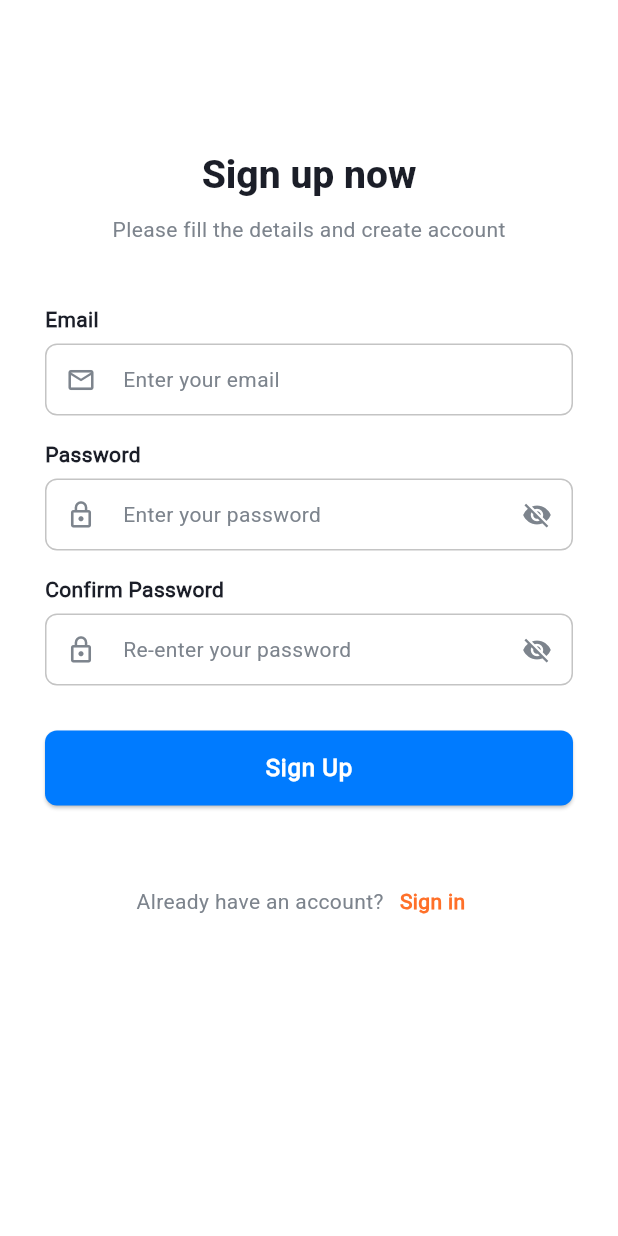
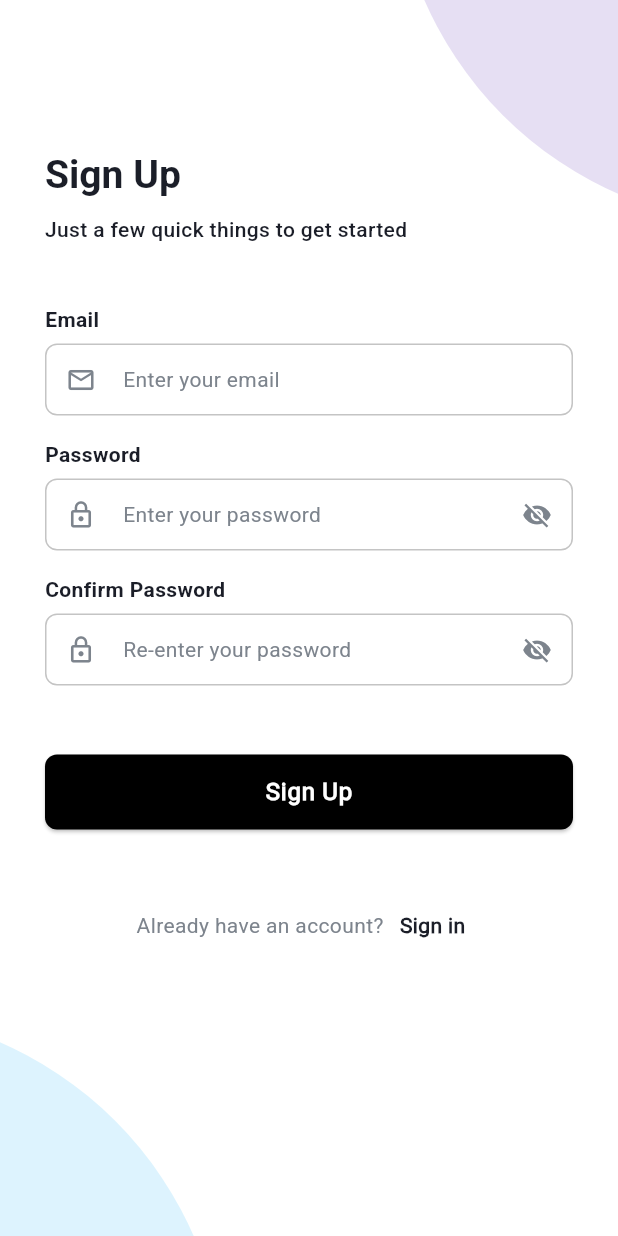
Before and after one commit to YB-TEAM/edu-review-hub, a Flutter app: the screen it shows after launch, after a tap on "Sign In", after a tap on "Sign up", on a phone screen of 412 x 824 dp. Run offline on Flutter 3.47's test engine with Material 3 defaults, Android fonts, the phone set to English and light mode, and no system bars; our stand-ins replace dartz, dio, flutter_bloc, get_it, logger, shared_preferences; network calls fail.

Commit message:
refactor: update button styles and text field properties for improved UI consistency and readability

```diff
--- a/mobile/edu_review_mobile/lib/common/widgets/button/custom_text_button.dart
+++ b/mobile/edu_review_mobile/lib/common/widgets/button/custom_text_button.dart
@@ -25,9 +25,9 @@ class CustomTextButton extends StatelessWidget {
         title,
         style:
             style ??
-            Theme.of(context).textTheme.bodyMedium?.copyWith(
-              color: color ?? AppColors.primaryOrange,
-              fontWeight: fontWeight ?? FontWeight.w900,
+            Theme.of(context).textTheme.bodySmall?.copyWith(
+              color: color ?? AppColors.textBlack,
+              fontWeight: fontWeight ?? FontWeight.w700,
             ),
       ),
     );
--- a/mobile/edu_review_mobile/lib/common/widgets/button/primary_button.dart
+++ b/mobile/edu_review_mobile/lib/common/widgets/button/primary_button.dart
@@ -41,7 +41,7 @@ class PrimaryButton extends StatelessWidget {
     return ElevatedButton(
       onPressed: onPressed,
       style: ElevatedButton.styleFrom(
-        backgroundColor: AppColors.primaryBlue,
+        backgroundColor: AppColors.primaryBlack,
         maximumSize: Size(double.infinity, 50),
         minimumSize: Size(double.infinity, 50),
         shape: RoundedRectangleBorder(borderRadius: BorderRadius.circular(8)),
--- a/mobile/edu_review_mobile/lib/common/widgets/text_field/custom_password_field.dart
+++ b/mobile/edu_review_mobile/lib/common/widgets/text_field/custom_password_field.dart
@@ -61,7 +61,7 @@ class _CustomPasswordFieldState extends State<CustomPasswordField> {
           Text(
             widget.label!,
             style: Theme.of(context).textTheme.bodyMedium?.copyWith(
-              fontWeight: FontWeight.w600,
+              fontFamily: 'Roboto-Bold',
               color: AppColors.textBlack,
             ),
           ),
@@ -92,7 +92,7 @@ class _CustomPasswordFieldState extends State<CustomPasswordField> {
             ),
             focusedBorder: OutlineInputBorder(
               borderSide: const BorderSide(
-                color: AppColors.primaryBlue,
+                color: AppColors.primaryBlack,
                 width: 2.0,
               ),
               borderRadius: BorderRadius.circular(8.0),
--- a/mobile/edu_review_mobile/lib/common/widgets/text_field/custom_text_field.dart
+++ b/mobile/edu_review_mobile/lib/common/widgets/text_field/custom_text_field.dart
@@ -56,7 +56,7 @@ class CustomTextField extends StatelessWidget {
           Text(
             label!,
             style: Theme.of(context).textTheme.bodyMedium?.copyWith(
-              fontWeight: FontWeight.w600,
+              fontFamily: 'Roboto-Bold',
               color: AppColors.textBlack,
             ),
           ),
@@ -89,7 +89,7 @@ class CustomTextField extends StatelessWidget {
             ),
             focusedBorder: OutlineInputBorder(
               borderSide: const BorderSide(
-                color: AppColors.primaryBlue,
+                color: AppColors.primaryBlack,
                 width: 2.0,
               ),
               borderRadius: BorderRadius.circular(8.0),
--- a/mobile/edu_review_mobile/lib/features/auth/data/models/signin_params.dart
+++ b/mobile/edu_review_mobile/lib/features/auth/data/models/signin_params.dart
@@ -16,5 +16,4 @@ class SignInParams {
       'token': token,
     };
   }
-
 }
--- a/mobile/edu_review_mobile/lib/features/auth/presentation/pages/sign_in.page.dart
+++ b/mobile/edu_review_mobile/lib/features/auth/presentation/pages/sign_in.page.dart
@@ -10,6 +10,8 @@ import 'package:edu_review_mobile/features/auth/data/models/signin_params.dart';
 import 'package:edu_review_mobile/features/auth/domain/usecases/sign_in.dart';
 import 'package:edu_review_mobile/service_locator.dart' show sl;
 import 'package:flutter_bloc/flutter_bloc.dart';
+import 'package:edu_review_mobile/features/auth/presentation/pages/sign_up.page.dart';
+import 'package:flutter/animation.dart';
 
 class SignInPage extends StatefulWidget {
   const SignInPage({super.key});
@@ -77,7 +79,25 @@ class _SignInPageState extends State<SignInPage> {
   }
 
   void _handleSignUp() {
-    Navigator.pushNamed(context, RouteConstant.signUp);
+    Navigator.of(context).push(
+      PageRouteBuilder(
+        pageBuilder:
+            (context, animation, secondaryAnimation) => const SignUpPage(),
+        transitionsBuilder: (context, animation, secondaryAnimation, child) {
+          const begin = Offset(1.0, 0.0); // Slide từ phải sang
+          const end = Offset.zero;
+          final tween = Tween(
+            begin: begin,
+            end: end,
+          ).chain(CurveTween(curve: Curves.ease));
+          return SlideTransition(
+            position: animation.drive(tween),
+            child: child,
+          );
+        },
+        transitionDuration: const Duration(milliseconds: 400),
+      ),
+    );
   }
 
   void _handleForgotPassword() {}
@@ -114,36 +134,77 @@ class _SignInPageState extends State<SignInPage> {
           },
           child: Stack(
             children: [
+              // Nền trắng
+              Container(color: Colors.white),
+              // Vệt tím nhạt góc trên phải
+              Positioned(
+                top: -100,
+                right: -100,
+                child: Container(
+                  width: 250,
+                  height: 250,
+                  decoration: BoxDecoration(
+                    color: Color(
+                      0xFFD1C4E9,
+                    ).withOpacity(0.55), // tím lavender nhạt
+                    borderRadius: BorderRadius.only(
+                      topRight: Radius.circular(250),
+                      bottomLeft: Radius.circular(250),
+                    ),
+                  ),
+                ),
+              ),
+              // Vệt xanh nhạt góc dưới trái
+              Positioned(
+                bottom: -100,
+                left: -100,
+                child: Container(
+                  width: 250,
+                  height: 250,
+                  decoration: BoxDecoration(
+                    color: Color(
+                      0xFFB3E5FC,
+                    ).withOpacity(0.45), // xanh blue pastel
+                    borderRadius: BorderRadius.only(
+                      bottomLeft: Radius.circular(250),
+                      topRight: Radius.circular(250),
+                    ),
+                  ),
+                ),
+              ),
               GestureDetector(
                 onTap: _handleTapOutside,
                 child: SingleChildScrollView(
-                  padding: EdgeInsets.fromLTRB(30, 80, 30, 0),
+                  padding: EdgeInsets.fromLTRB(30, 150, 30, 0),
                   child: Column(
                     mainAxisAlignment: MainAxisAlignment.center,
                     children: [
-                      Image.asset(
-                        'assets/images/logo_edureview.png',
-                        width: 140,
-                        height: 140,
-                      ),
-                      const SizedBox(height: 24),
-                      Text(
-                        'Welcome back!',
+                      Align(
+                        alignment: Alignment.centerLeft,
+                        child: Text(
+                          'Sign In',
                           style: Theme.of(
                             context,
                           ).textTheme.headlineLarge?.copyWith(
-                          fontWeight: FontWeight.w700,
+                            fontFamily: 'Roboto-Bold',
                             color: AppColors.textBlack,
                           ),
                           textAlign: TextAlign.center,
                         ),
+                      ),
                       const SizedBox(height: 10),
-                      Text(
-                        'Sign in to continue using the app',
-                        style: Theme.of(context).textTheme.bodyMedium?.copyWith(
-                          color: AppColors.textGrey,
+                      Align(
+                        alignment: Alignment.centerLeft,
+                        child: Text(
+                          "Welcome back you've been missed!",
+                          style: Theme.of(
+                            context,
+                          ).textTheme.bodyMedium?.copyWith(
+                            color: AppColors.textBlack,
+                            fontFamily: 'Roboto-Medium',
                           ),
                           textAlign: TextAlign.center,
+                        ),
                       ),
                       const SizedBox(height: 40),
                       Form(
@@ -166,6 +227,7 @@ class _SignInPageState extends State<SignInPage> {
                               controller: _passwordController,
                               validator: _validatePassword,
                             ),
+                            SizedBox(height: 4),
                             Align(
                               alignment: Alignment.centerRight,
                               child: CustomTextButton(
@@ -173,7 +235,7 @@ class _SignInPageState extends State<SignInPage> {
                                 title: "Forgot Password?",
                               ),
                             ),
-                            SizedBox(height: 16),
+                            SizedBox(height: 30),
                             Builder(
                               builder: (context) {
                                 return PrimaryButton(
@@ -194,6 +256,12 @@ class _SignInPageState extends State<SignInPage> {
                                 CustomTextButton(
                                   onPressed: _handleSignUp,
                                   title: "Sign up",
+                                  style: Theme.of(
+                                    context,
+                                  ).textTheme.bodyMedium?.copyWith(
+                                    color: AppColors.textBlack,
+                                    fontWeight: FontWeight.w700,
+                                  ),
                                 ),
                               ],
                             ),
--- a/mobile/edu_review_mobile/lib/features/auth/presentation/pages/sign_up.page.dart
+++ b/mobile/edu_review_mobile/lib/features/auth/presentation/pages/sign_up.page.dart
@@ -10,6 +10,8 @@ import 'package:edu_review_mobile/features/auth/data/models/signup_params.dart';
 import 'package:edu_review_mobile/features/auth/domain/usecases/sign_up.dart';
 import 'package:edu_review_mobile/service_locator.dart';
 import 'package:flutter_bloc/flutter_bloc.dart';
+import 'dart:ui';
+import 'package:edu_review_mobile/features/auth/presentation/pages/sign_in.page.dart';
 
 class SignUpPage extends StatefulWidget {
   const SignUpPage({super.key});
@@ -101,7 +103,25 @@ class _SignUpPageState extends State<SignUpPage> {
   }
 
   void _handleSignIn() {
-    Navigator.pushNamed(context, RouteConstant.signIn);
+    Navigator.of(context).push(
+      PageRouteBuilder(
+        pageBuilder:
+            (context, animation, secondaryAnimation) => const SignInPage(),
+        transitionsBuilder: (context, animation, secondaryAnimation, child) {
+          const begin = Offset(-1.0, 0.0); // Slide từ trái sang
+          const end = Offset.zero;
+          final tween = Tween(
+            begin: begin,
+            end: end,
+          ).chain(CurveTween(curve: Curves.ease));
+          return SlideTransition(
+            position: animation.drive(tween),
+            child: child,
+          );
+        },
+        transitionDuration: const Duration(milliseconds: 400),
+      ),
+    );
   }
 
   void _handleTapOutside() {
@@ -136,6 +156,40 @@ class _SignUpPageState extends State<SignUpPage> {
           },
           child: Stack(
             children: [
+              // Nền trắng
+              Container(color: Colors.white),
+              // Vệt tím nhạt góc trên phải
+              Positioned(
+                top: -100,
+                right: -100,
+                child: Container(
+                  width: 250,
+                  height: 250,
+                  decoration: BoxDecoration(
+                    color: Color(0xFFD1C4E9).withOpacity(0.55),
+                    borderRadius: BorderRadius.only(
+                      topRight: Radius.circular(250),
+                      bottomLeft: Radius.circular(250),
+                    ),
+                  ),
+                ),
+              ),
+              // Vệt xanh nhạt góc dưới trái
+              Positioned(
+                bottom: -100,
+                left: -100,
+                child: Container(
+                  width: 250,
+                  height: 250,
+                  decoration: BoxDecoration(
+                    color: Color(0xFFB3E5FC).withOpacity(0.45),
+                    borderRadius: BorderRadius.only(
+                      bottomLeft: Radius.circular(250),
+                      topRight: Radius.circular(250),
+                    ),
+                  ),
+                ),
+              ),
               GestureDetector(
                 onTap: _handleTapOutside,
                 child: SingleChildScrollView(
@@ -143,15 +197,31 @@ class _SignUpPageState extends State<SignUpPage> {
                   child: Column(
                     mainAxisAlignment: MainAxisAlignment.center,
                     children: [
-                      Text(
-                        'Sign up now',
-                        style: Theme.of(context).textTheme.headlineLarge,
+                      Align(
+                        alignment: Alignment.centerLeft,
+                        child: Text(
+                          'Sign Up',
+                          style: Theme.of(
+                            context,
+                          ).textTheme.headlineLarge?.copyWith(
+                            fontFamily: 'Roboto-Bold',
+                            color: AppColors.textBlack,
+                          ),
+                          textAlign: TextAlign.center,
+                        ),
                       ),
-                      SizedBox(height: 10),
-                      Text(
-                        'Please fill the details and create account',
-                        style: Theme.of(context).textTheme.bodyMedium?.copyWith(
-                          color: AppColors.textGrey,
+                      const SizedBox(height: 10),
+                      Align(
+                        alignment: Alignment.centerLeft,
+                        child: Text(
+                          "Just a few quick things to get started",
+                          style: Theme.of(
+                            context,
+                          ).textTheme.bodyMedium?.copyWith(
+                            color: AppColors.textBlack,
+                            fontFamily: 'Roboto-Medium',
+                          ),
+                          textAlign: TextAlign.center,
                         ),
                       ),
                       SizedBox(height: 40),
@@ -183,7 +253,7 @@ class _SignUpPageState extends State<SignUpPage> {
                               validator: _validateConfirmedPassword,
                               prefixIconData: Icons.lock_outline,
                             ),
-                            SizedBox(height: 30),
+                            SizedBox(height: 46),
                             Builder(
                               builder: (context) {
                                 return PrimaryButton(
@@ -204,6 +274,12 @@ class _SignUpPageState extends State<SignUpPage> {
                                 CustomTextButton(
                                   onPressed: _handleSignIn,
                                   title: "Sign in",
+                                  style: Theme.of(
+                                    context,
+                                  ).textTheme.bodyMedium?.copyWith(
+                                    color: AppColors.textBlack,
+                                    fontWeight: FontWeight.w700,
+                                  ),
                                 ),
                               ],
                             ),
```
Lines whose indentation alone changed are shown as unchanged.
